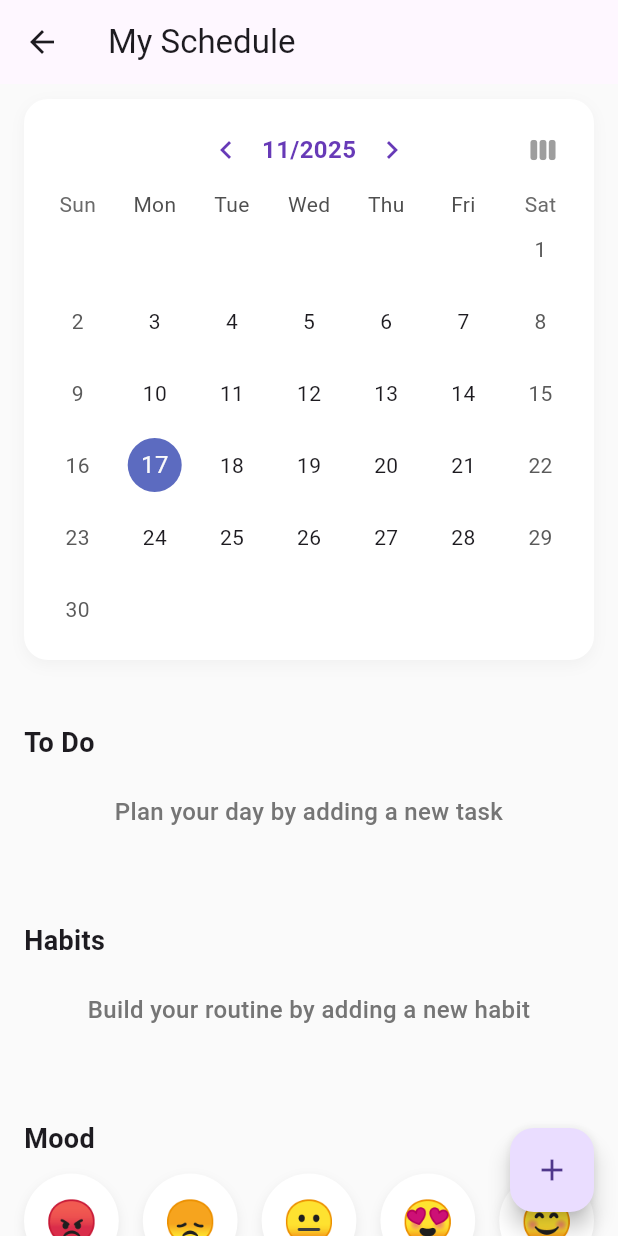
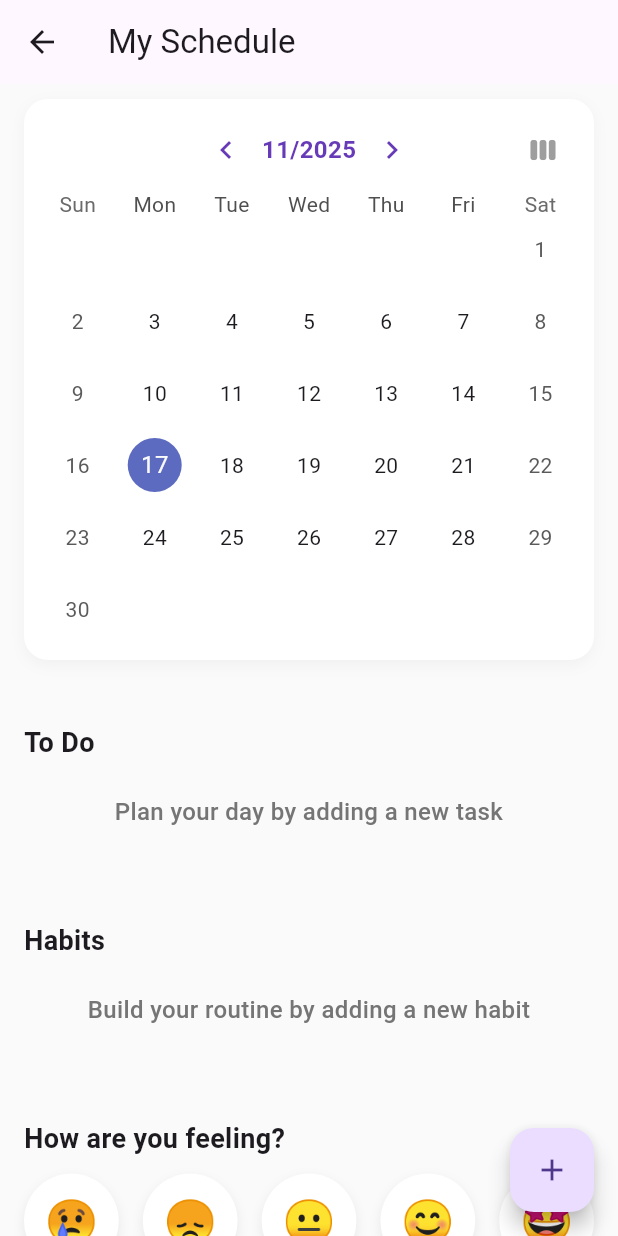
Before and after one commit to tranght0o/my_productivity_app, a Flutter app: the HomeScreen screen opened directly, on a phone screen of 412 x 824 dp. Run offline on Flutter 3.47's test engine with Material 3 defaults, Android fonts, the phone set to English and light mode, and no system bars; drawn by our look-alikes of table_calendar; our stand-ins replace cloud_firestore, firebase_auth, firebase_core, fl_chart, month_picker_dialog; accounts and stored records are empty.

Commit message:
fix: correct mood value 5 mapping from "Not Good" to "Amazing"
- Changed mood scale to: Terrible(1), Bad(2), Okay(3), Good(4), Amazing(5)
- Updated mood emojis to match sentiment
- Added error handling for mood save operations
- Improved mood section title from "Mood" to "How are you feeling?"
- Added current mood label display in section header
- Enhanced mood dialog to show emoji and sentiment label

```diff
--- a/lib/screens/home/mood_section.dart
+++ b/lib/screens/home/mood_section.dart
@@ -14,16 +14,16 @@ class _MoodSectionState extends State<MoodSection> {
   final _moodService = MoodService();
   final TextEditingController _noteController = TextEditingController();
 
-  // Mood options list: emoji + numeric value
+  //mood options and values
   final List<Map<String, dynamic>> _moodOptions = [
-    {'emoji': '😡', 'value': 1},
-    {'emoji': '😞', 'value': 2},
-    {'emoji': '😐', 'value': 3},
-    {'emoji': '😍', 'value': 4},
-    {'emoji': '😊', 'value': 5},
+    {'emoji': '😢', 'value': 1, 'label': 'Terrible'},
+    {'emoji': '😞', 'value': 2, 'label': 'Bad'},
+    {'emoji': '😐', 'value': 3, 'label': 'Okay'},
+    {'emoji': '😊', 'value': 4, 'label': 'Good'},
+    {'emoji': '🤩', 'value': 5, 'label': 'Amazing'},
   ];
 
-  int? _tempSelected; // temporarily holds the selected mood value for UI highlight
+  int? _tempSelected;
 
   @override
   void dispose() {
@@ -34,9 +34,26 @@ class _MoodSectionState extends State<MoodSection> {
   /// Save the mood to Firestore and update local state for instant UI feedback
   Future<void> _saveMood(int value, String? note) async {
     setState(() {
-      _tempSelected = value; // immediately update highlight in UI
+      _tempSelected = value;
     });
-    await _moodService.addOrUpdateMood(widget.selectedDay, value, note);
+
+    try {
+      await _moodService.addOrUpdateMood(widget.selectedDay, value, note);
+    } catch (e) {
+      if (mounted) {
+        ScaffoldMessenger.of(context).showSnackBar(
+          SnackBar(content: Text('Failed to save mood: $e')),
+        );
+      }
+    }
+  }
+
+  String _getLabelForValue(int value) {
+    final mood = _moodOptions.firstWhere(
+      (m) => m['value'] == value,
+      orElse: () => {'label': 'Unknown'},
+    );
+    return mood['label'];
   }
 
   @override
@@ -45,11 +62,9 @@ class _MoodSectionState extends State<MoodSection> {
       color: Colors.grey[50],
       padding: const EdgeInsets.symmetric(vertical: 12),
       child: StreamBuilder<Mood?>(
-        // Listen for real-time updates for the selected day
         stream: _moodService.getMoodForDay(widget.selectedDay),
         builder: (context, snapshot) {
           final currentMood = snapshot.data;
-
           final currentValue = currentMood?.moodValue ?? _tempSelected;
 
           if (currentMood?.note != null &&
@@ -60,16 +75,30 @@ class _MoodSectionState extends State<MoodSection> {
           return Column(
             crossAxisAlignment: CrossAxisAlignment.start,
             children: [
-              // --- Section Title ---
-              const Padding(
-                padding: EdgeInsets.symmetric(horizontal: 16.0, vertical: 8),
-                child: Text(
-                  'Mood',
-                  style: TextStyle(fontSize: 18, fontWeight: FontWeight.bold),
+              // Section Title
+              Padding(
+                padding: const EdgeInsets.symmetric(horizontal: 16.0, vertical: 8),
+                child: Row(
+                  mainAxisAlignment: MainAxisAlignment.spaceBetween,
+                  children: [
+                    const Text(
+                      'How are you feeling?',
+                      style: TextStyle(fontSize: 18, fontWeight: FontWeight.bold),
+                    ),
+                    if (currentValue != null)
+                      Text(
+                        _getLabelForValue(currentValue),
+                        style: TextStyle(
+                          fontSize: 14,
+                          color: Colors.grey[600],
+                          fontWeight: FontWeight.w500,
+                        ),
+                      ),
+                  ],
                 ),
               ),
 
-              // --- Mood Emoji Row (Updated Style) ---
+              // Mood Emoji Row
               Padding(
                 padding: const EdgeInsets.symmetric(horizontal: 16.0),
                 child: Row(
@@ -92,8 +121,7 @@ class _MoodSectionState extends State<MoodSection> {
                             ),
                           ],
                           border: selected
-                              ? Border.all(
-                                  color: Colors.deepPurple, width: 2)
+                              ? Border.all(color: Colors.deepPurple, width: 2)
                               : null,
                         ),
                         child: Text(
@@ -108,13 +136,14 @@ class _MoodSectionState extends State<MoodSection> {
 
               const SizedBox(height: 16),
 
-              // --- Optional Note Input ---
+              // Optional Note Input
               Padding(
                 padding: const EdgeInsets.symmetric(horizontal: 16.0),
                 child: TextField(
                   controller: _noteController,
                   decoration: InputDecoration(
                     labelText: 'Add a note (optional)',
+                    hintText: 'What made you feel this way?',
                     border: OutlineInputBorder(
                       borderRadius: BorderRadius.circular(12),
                     ),
@@ -126,6 +155,8 @@ class _MoodSectionState extends State<MoodSection> {
                   ),
                   minLines: 1,
                   maxLines: 3,
+                  onSubmitted: (_) =>
+                      _saveMood(currentValue ?? 0, _noteController.text),
                 ),
               ),
             ],
```
Also changed, not shown: lib/screens/library/library_mood_section.dart (+42 -17 lines).
